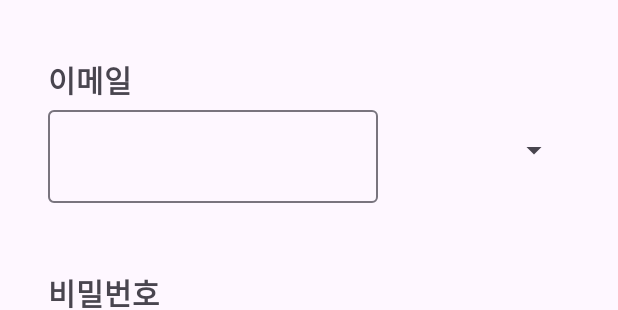
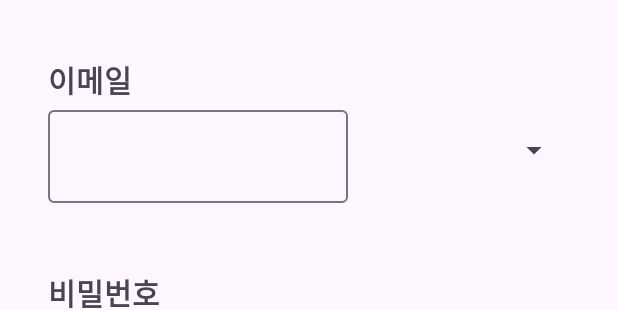
Before and after one commit to sungj5lee/challengeHW1, an Android app: the layout activity_main.xml on its own in the app's theme, with its tools: preview values and no code run, on a phone screen of 412 x 824 dp. Shown: the part 305-615 px from the top of the screen. Run offline under Robolectric (Android 15) with nearby library versions, the phone set to English and light mode, and no system bars.

```diff
--- /dev/null
+++ b/app/src/main/java/com/example/challengehw1/LoginData.kt
@@ -0,0 +1,4 @@
+package com.example.challengehw1
+
+data class LoginData (val username: String, val email: String, val password: String){
+}
--- /dev/null
+++ b/app/src/main/java/com/example/challengehw1/LoginViewModel.kt
@@ -0,0 +1,6 @@
+package com.example.challengehw1
+
+import androidx.lifecycle.ViewModel
+
+class LoginViewModel: ViewModel() {
+}
--- a/app/src/main/res/layout/activity_main.xml
+++ b/app/src/main/res/layout/activity_main.xml
@@ -1,7 +1,13 @@
 <?xml version="1.0" encoding="utf-8"?>
-<androidx.constraintlayout.widget.ConstraintLayout xmlns:android="http://schemas.android.com/apk/res/android"
+<layout xmlns:android="http://schemas.android.com/apk/res/android"
     xmlns:app="http://schemas.android.com/apk/res-auto"
-    xmlns:tools="http://schemas.android.com/tools"
+    xmlns:tools="http://schemas.android.com/tools">
+    <data>
+        <variable
+            name="viewModel"
+            type="com.example.challengehw1.LoginViewModel" />
+    </data>
+    <androidx.constraintlayout.widget.ConstraintLayout
         android:layout_width="match_parent"
         android:layout_height="match_parent"
         tools:context=".MainActivity">
@@ -56,7 +62,7 @@
 
         <com.google.android.material.textfield.TextInputLayout
             android:id="@+id/loEmail"
-        android:layout_width="220dp"
+            android:layout_width="200dp"
             android:layout_height="wrap_content"
             android:layout_marginStart="32dp"
             app:layout_constraintBottom_toTopOf="@+id/pwd"
@@ -174,3 +180,4 @@
             app:layout_constraintTop_toTopOf="@+id/loEmail" />
 
     </androidx.constraintlayout.widget.ConstraintLayout>
+</layout>
--- a/build.gradle.kts
+++ b/build.gradle.kts
@@ -1,5 +1,5 @@
 // Top-level build file where you can add configuration options common to all sub-projects/modules.
 plugins {
-    id("com.android.application") version "8.2.0" apply false
+    id("com.android.application") version "8.2.1" apply false
     id("org.jetbrains.kotlin.android") version "1.9.10" apply false
 }
```
Also changed, not shown: app/build.gradle.kts (+7 -0 lines), app/src/main/java/com/example/challengehw1/MainActivity.kt (+28 -43 lines). Lines whose indentation alone changed are shown as unchanged.
